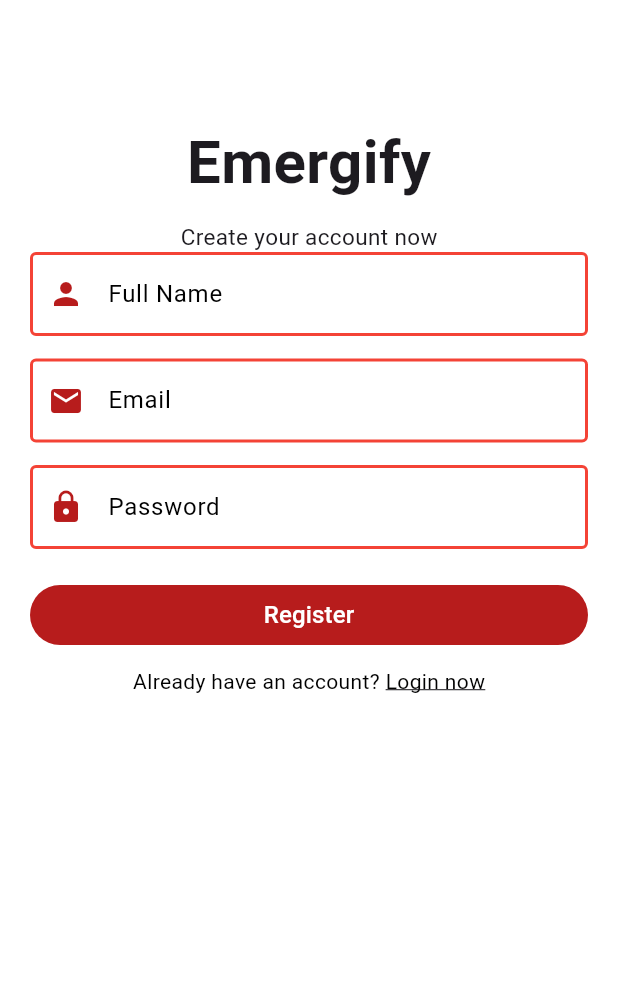
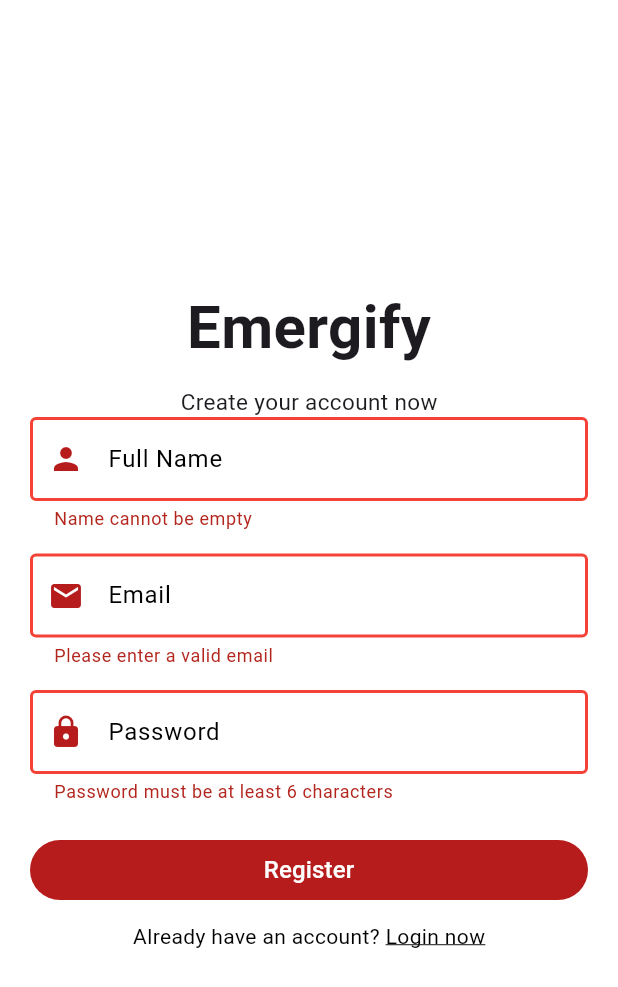
Before and after one commit to rithishsv/Emergify, a Flutter app: the RegisterPage screen opened directly, after a tap on "Register", on a phone screen of 412 x 824 dp. Shown: the top 987 px of the screen. Run offline on Flutter 3.47's test engine with Material 3 defaults, Android fonts, the phone set to English and light mode, and no system bars; our stand-ins replace cloud_firestore, firebase_auth, firebase_core, shared_preferences; accounts and stored records are empty.

Commit message:
authentication of users done

```diff
--- a/lib/pages/Homepage.dart
+++ b/lib/pages/Homepage.dart
@@ -1,3 +1,4 @@
+import 'package:emergify/services/auth_service.dart';
 import 'package:flutter/material.dart';
 
 class Homepage extends StatefulWidget{
@@ -8,10 +9,13 @@ class Homepage extends StatefulWidget{
 }
 
 class _HomepageState extends State<Homepage>{
+  AuthService authService = AuthService();
   @override
   Widget build(BuildContext context){
     return Scaffold(
-      body: Center(child: Text("home page"),),
+      body: Center(child: ElevatedButton(child: Text("lOGOUT"), onPressed: (){
+        authService.signOut();
+      },)),
     );
   }
 }
--- a/lib/pages/registerpage.dart
+++ b/lib/pages/registerpage.dart
@@ -1,6 +1,9 @@
+import 'package:emergify/services/auth_service.dart';
 import 'package:flutter/gestures.dart';
 import 'package:flutter/material.dart';
+import '../helper/helperfunction.dart';
 import '../widgets/widgets.dart';
+import 'Homepage.dart';
 import 'LoginPage.dart'; // Import the LoginPage file
 
 
@@ -17,6 +20,8 @@ class _RegisterPageState extends State<RegisterPage> {
   String email = "";
   String password = "";
   String fullName = "";
+  bool _isloading = false;
+  AuthService authService = AuthService();
 
   @override
   Widget build(BuildContext context) {
@@ -26,9 +31,8 @@ class _RegisterPageState extends State<RegisterPage> {
             child: CircularProgressIndicator(
                 color: Theme
                     .of(context)
-                  .primaryColor))
-          : SingleChildScrollView(
-        child: Padding(
+                    .primaryColor)) :
+        Center (child: Padding(
     padding:
     const EdgeInsets.symmetric(horizontal: 20, vertical: 80),
     child: Form(
@@ -164,11 +168,38 @@ class _RegisterPageState extends State<RegisterPage> {
     ],
     )),
     ],
-              )),
-        ),
-      ),
+    ))
+    ,
+    )
+    ,
+    )
+    ,
     );
   }
 
-  register() {}
+  register() async {
+    if (formKey.currentState!.validate()) {
+      setState(() {
+        _isLoading = true;
+      });
+      await authService
+          .registerUserWithEmailandPassword(fullName, email, password)
+          .then((value) async {
+        if (value == true) {
+          // saving the shared preference state
+          await HelperFunctions.saveUserLoggedInStatus(true);
+          await HelperFunctions.saveUserEmailSF(email);
+          await HelperFunctions.saveUserNameSF(fullName);
+          nextScreenReplace(context, const Homepage());
+
+
+        } else {
+          showSnackbar(context, Colors.red, value);
+          setState(() {
+            _isLoading = false;
+          });
         }
+      });
+    }
+  }
+}
--- a/lib/services/databaseservice.dart
+++ b/lib/services/databaseservice.dart
@@ -0,0 +1,22 @@
+import 'package:cloud_firestore/cloud_firestore.dart';
+class DatabaseService {
+  final String? uid;
+
+  DatabaseService({this.uid});
+
+  final CollectionReference userCollection =
+  FirebaseFirestore.instance.collection("users");
+  //getting user data
+  Future gettingUserData(String email) async {
+    QuerySnapshot snapshot =
+    await userCollection.where("email", isEqualTo: email).get();
+    return snapshot;
+  }
+  Future savingUserData(String fullName, String email) async {
+    return await userCollection.doc(uid).set({
+      "fullName": fullName,
+      "email": email,
+      "uid": uid,
+    });
+  }
+}
--- a/pubspec.yaml
+++ b/pubspec.yaml
@@ -32,6 +32,7 @@ dependencies:
     sdk: flutter
   shared_preferences: ^2.0.15
   cupertino_icons: ^1.0.6
+  cloud_firestore: ^4.17.3
 
 
 dev_dependencies:
```
Also changed, not shown: lib/helper/helperfunction.dart (+14 -0 lines), lib/pages/Loginpage.dart (+37 -3 lines), lib/services/auth_service.dart (+46 -0 lines), lib/widgets/widgets.dart (+17 -0 lines), lib/pages/authenticate/authenticate.dart (added), pubspec.lock, 3 other files. Lines whose indentation alone changed are shown as unchanged.
